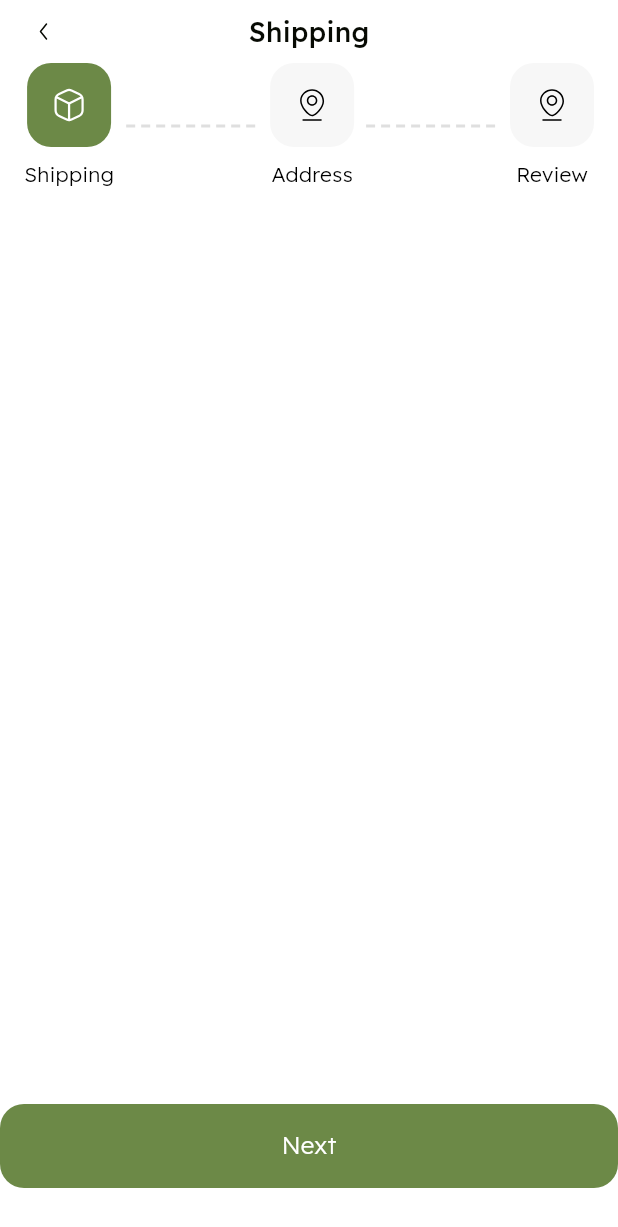
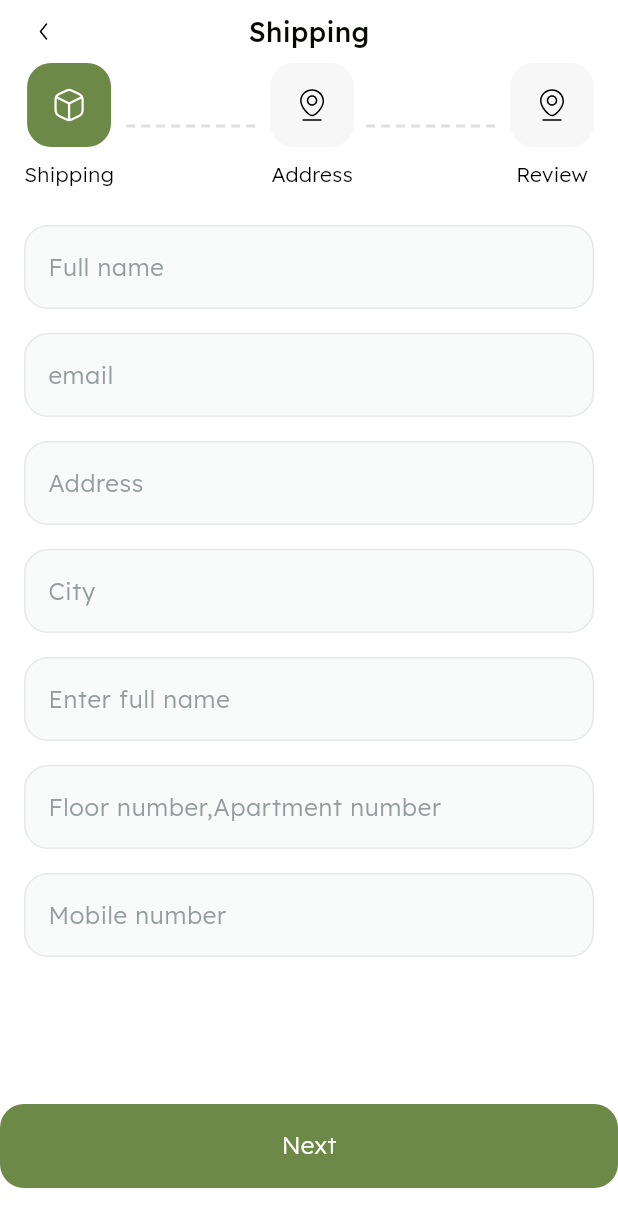
Before and after one commit to Tala-foqha/bag_store, a Flutter app: the screen it shows after launch, swiped to page 2, on a phone screen of 412 x 824 dp. Shown: the top 1227 px of the screen. Run offline on Flutter 3.47's test engine with Material 3 defaults, Android fonts, the phone set to English and light mode, and no system bars; drawn by our look-alikes of dotted_line; our stand-ins replace bloc, cloud_firestore, dartz, firebase_auth, firebase_core, flutter_bloc and 6 more; accounts and stored records are empty; statements that could not run were skipped.

Commit message:
address section done

```diff
--- a/lib/core/widgets/custom_text_field.dart
+++ b/lib/core/widgets/custom_text_field.dart
@@ -3,12 +3,13 @@ import 'package:bag_store_ecommerec/core/utils/app_styles.dart';
 import 'package:flutter/material.dart';
 
 class CustomTextField extends StatelessWidget {
-  const CustomTextField({super.key, this.suffixIcon, required this.hintText, this.controller,  this.obscureText=false, this.validator, this.prefixIcon, this.color});
+  const CustomTextField({super.key, this.suffixIcon, required this.hintText, this.controller,  this.obscureText=false, this.validator, this.prefixIcon, this.color, this.colortext});
  final Widget? suffixIcon;
  final Widget? prefixIcon;
  final String hintText;
  final TextEditingController? controller;
  final Color? color;
+ final Color?colortext;
  final bool obscureText;
  final String? Function(String?)? validator;
   @override
@@ -24,7 +25,7 @@ class CustomTextField extends StatelessWidget {
         prefixIcon: prefixIcon,
         hintText: hintText,
         hintStyle:AppStyles.Light16.copyWith(
-          color: Color(0xffDFDFDF)
+          color:colortext?? Color(0xffDFDFDF)
         ) ,
         enabledBorder: buildBorder(),
         focusedBorder: buildBorder(),
--- /dev/null
+++ b/lib/furniture/check_out/presentation/views/widgets/address_input_section.dart
@@ -0,0 +1,63 @@
+// furniture/check_out/presentation/views/widgets/address_input_section.dart
+import 'package:bag_store_ecommerec/core/widgets/custom_text_field.dart';
+import 'package:flutter/material.dart';
+
+class AddressInputSection extends StatelessWidget {
+  const AddressInputSection({super.key});
+
+  @override
+  Widget build(BuildContext context) {
+    return SingleChildScrollView(
+      child: Column(
+        children: [
+          SizedBox(height: 24,),
+         CustomTextField(hintText: 'Full name',
+      color:Color(0xffF9FAFA) ,
+      colortext:Color(0xff949D9E) ,
+         ),
+           SizedBox(height: 16,),
+          CustomTextField(hintText: 'email',
+        color:Color(0xffF9FAFA) ,
+        colortext:Color(0xff949D9E) ,
+          ),
+                   SizedBox(height: 16,),
+
+          CustomTextField(hintText: 'Address',
+          color:Color(0xffF9FAFA) ,
+          colortext:Color(0xff949D9E) ,
+          ),
+                   SizedBox(height: 16,),
+
+          CustomTextField(hintText: 'City',
+          color:Color(0xffF9FAFA) ,
+          colortext:Color(0xff949D9E) ,
+          ),
+                   SizedBox(height: 16,),
+
+         CustomTextField(hintText: 'Enter full name',
+        colortext:Color(0xff949D9E) ,
+        color:Color(0xffF9FAFA) ,),
+         SizedBox(height: 16,),
+
+        CustomTextField(hintText: 'Floor number,Apartment number',
+        colortext:Color(0xff949D9E) ,
+        color:Color(0xffF9FAFA) ,),
+
+        SizedBox(height: 16,),
+
+        CustomTextField(hintText: 'Mobile number',
+        colortext:Color(0xff949D9E) ,
+        color:Color(0xffF9FAFA) ,),
+        SizedBox(height: 16,),
+
+
+
+
+
+
+
+        ],
+      ),
+    );
+  }
+}
--- a/lib/furniture/check_out/presentation/views/widgets/check_out_steps_page_view.dart
+++ b/lib/furniture/check_out/presentation/views/widgets/check_out_steps_page_view.dart
@@ -1,5 +1,6 @@
 // furniture/check_out/presentation/views/widgets/check_out_steps_page_view.dart
 
+import 'package:bag_store_ecommerec/furniture/check_out/presentation/views/widgets/address_input_section.dart';
 import 'package:bag_store_ecommerec/furniture/check_out/presentation/views/widgets/shipping_section.dart';
 import 'package:flutter/material.dart';
 
@@ -28,7 +29,7 @@ class CheckOutStepsPageView extends StatelessWidget {
   List<Widget>getPages(){
     return [
 ShippingSection(),
-SizedBox(),
+AddressInputSection(),
 SizedBox()
     ];
   }
--- a/lib/furniture/check_out/presentation/views/widgets/check_out_view_body.dart
+++ b/lib/furniture/check_out/presentation/views/widgets/check_out_view_body.dart
@@ -35,7 +35,10 @@ pageController=PageController();
     CheckoutSteps(),
     Expanded(
       child: CheckOutStepsPageView(pageController: pageController)),
-      CustomButton(text: 'Next', onPressed: (){}),
+      CustomButton(text: 'Next', onPressed: (){
+        pageController.nextPage(duration: Duration(milliseconds: 300),
+         curve: Curves.easeIn);
+      }),
       SizedBox(height: 32,)
       ],
     );
```
